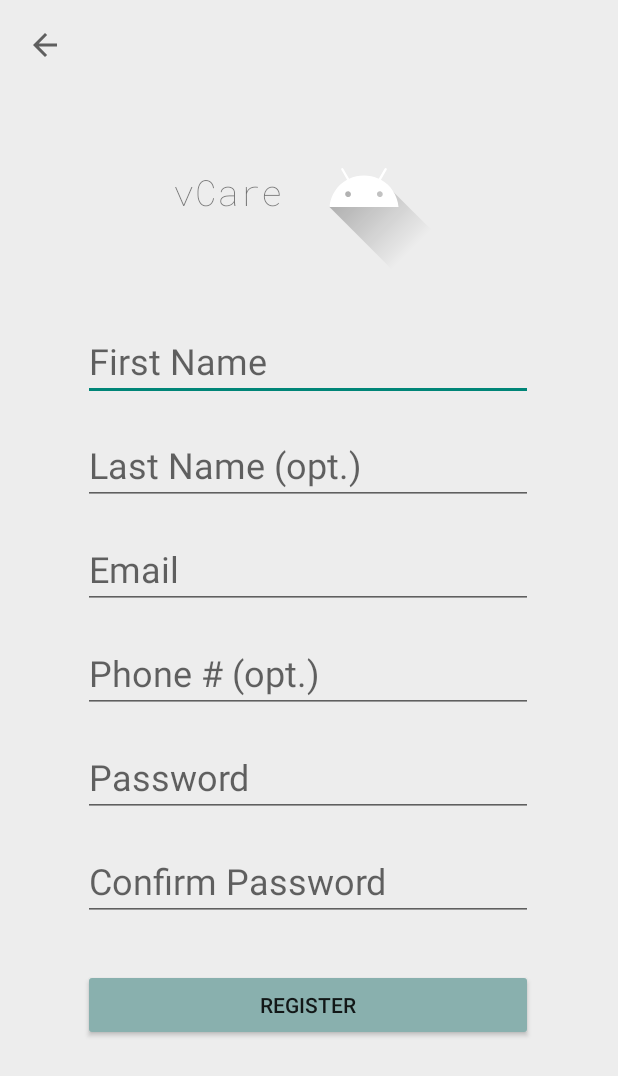
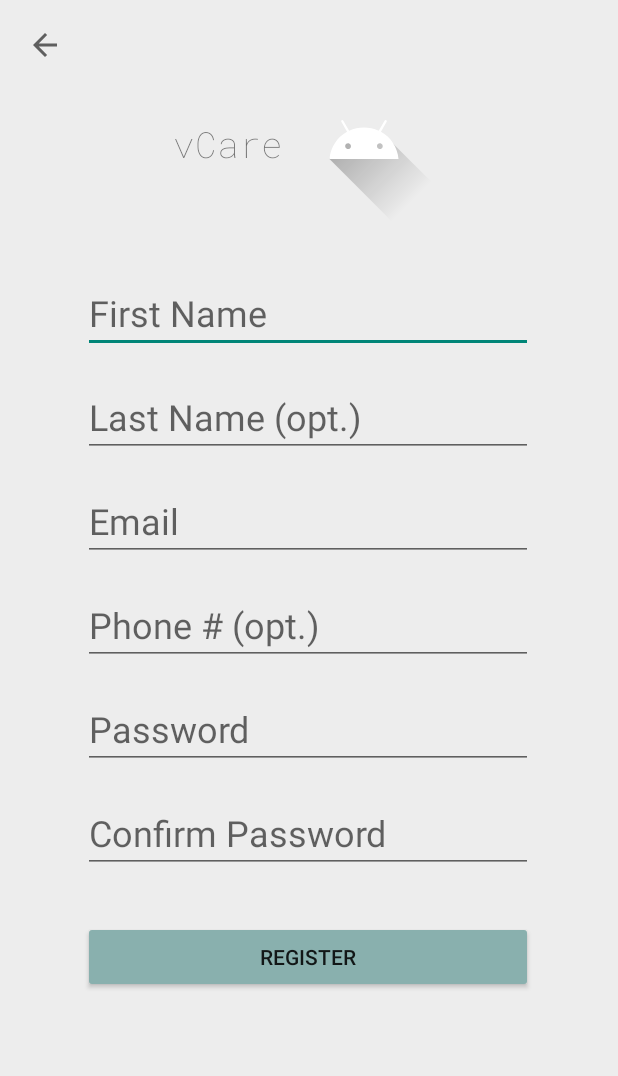
Before and after one commit to ChiMasterBing/vCareApp, an Android app: the RegisterPage screen opened directly, with no data from a screen before it, on a phone screen of 412 x 824 dp. Shown: the top 1076 px of the screen. Run offline under Robolectric (Android 15) with nearby library versions, the light colour scheme and no system bars; our stand-ins replace Firebase (no records; nobody signed in at launch, a user with empty details on screens opened directly); Roboto replaces fonts that are not available here.

Commit message:
Reformatted register page
Fixed error that caused the register button to be cut off

```diff
--- a/app/src/main/res/layout/activity_register_page.xml
+++ b/app/src/main/res/layout/activity_register_page.xml
@@ -23,7 +23,7 @@
         android:id="@+id/registerTitle"
         android:layout_width="wrap_content"
         android:layout_height="wrap_content"
-        android:layout_marginTop="32dp"
+        android:layout_marginTop="0dp"
         android:fontFamily="@font/roboto_mono_thin"
         android:gravity="center"
         android:text="vCare"
```
Also changed, not shown: 90 other files.
